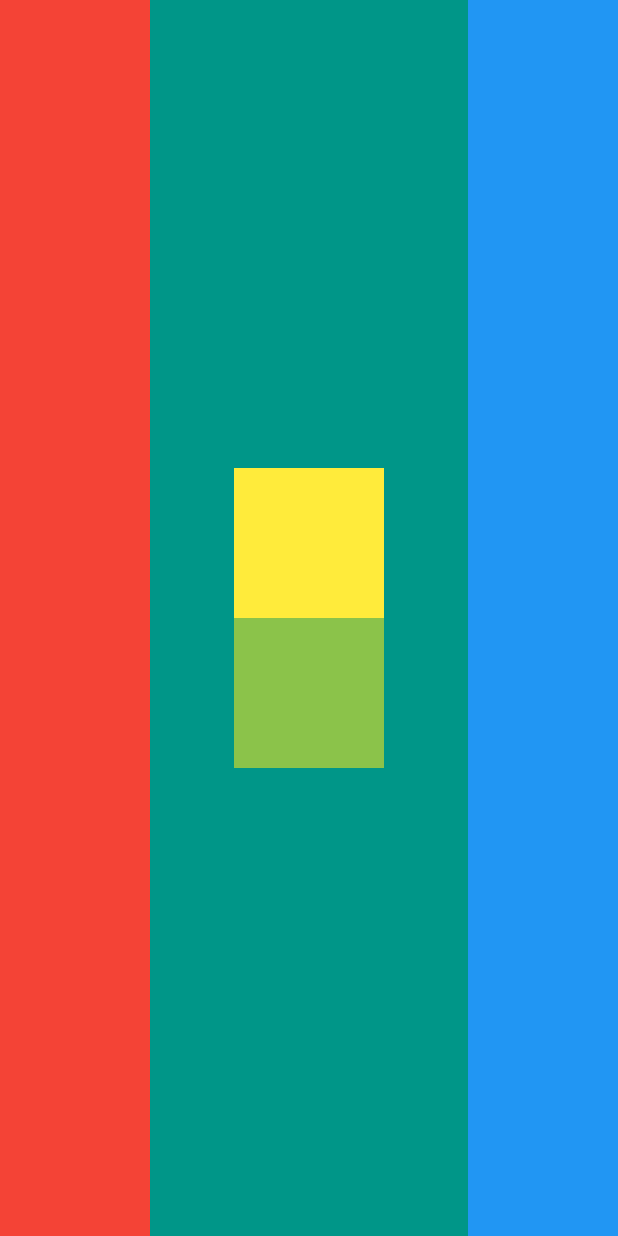
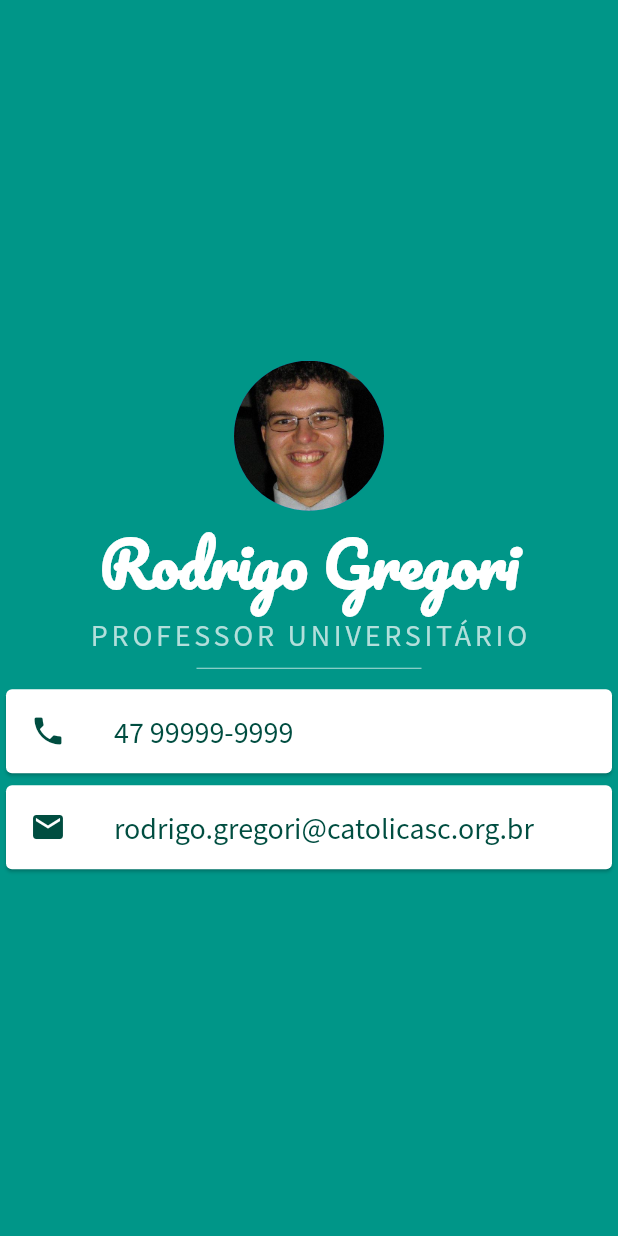
Before and after one commit to gregori/cartao_visita, a Flutter app: the screen it shows after launch, on a phone screen of 412 x 824 dp. Run offline on Flutter 3.47's test engine with Material 2 defaults, Android fonts, the phone set to English and light mode, and no system bars.

Commit message:
Cartão completo

```diff
--- a/lib/main.dart
+++ b/lib/main.dart
@@ -1,4 +1,3 @@
-
 import 'package:flutter/material.dart';
 
 void main() {
@@ -14,32 +13,68 @@ class BusinessCard extends StatelessWidget {
       home: Scaffold(
         backgroundColor: Colors.teal,
         body: SafeArea(
-          child: Row(
-            mainAxisAlignment: MainAxisAlignment.spaceBetween,  // espalhado na tela
+          child: Column(
+            mainAxisAlignment: MainAxisAlignment.center,
             children: [
-              Container(
-                color: Colors.red,
-                width: 100.0,
+              const CircleAvatar(
+                radius: 50.0,
+                backgroundImage: AssetImage('images/rodrigo.jpeg'),
               ),
-              Column(
-                mainAxisAlignment: MainAxisAlignment.center,
-                children: [
-                  Container(
-                    color: Colors.yellow,
-                    width: 100.0,
-                    height: 100.0,
+              const Text(
+                'Rodrigo Gregori',
+                style: TextStyle(
+                  fontSize: 40.0,
+                  color: Colors.white,
+                  fontWeight: FontWeight.bold,
+                  fontFamily: 'Pacifico',
+                ),
+              ),
+              Text(
+                'PROFESSOR UNIVERSITÁRIO',
+                style: TextStyle(
+                  color: Colors.teal[100],
+                  fontSize: 20.0,
+                  fontFamily: 'Source Sans Pro',
+                  letterSpacing: 2.5,
+                ),
+              ),
+              SizedBox(
+                height: 20.0,
+                width: 150.0,
+                child: Divider(
+                  color: Colors.teal[100],
+                ),
+              ),
+              Card(
+                child: ListTile(
+                  leading: Icon(
+                    Icons.phone,
+                    color: Colors.teal[900],
                   ),
-                  Container(
-                    color: Colors.lightGreen,
-                    width: 100.0,
-                    height: 100.0,
+                  title: Text(
+                    '47 99999-9999',
+                    style: TextStyle(
+                        fontSize: 20.0,
+                        color: Colors.teal[900],
+                        fontFamily: 'Source Sans Pro'),
                   ),
-                ],
+                ),
               ),
-              Container(
-                color: Colors.blue,
-                width: 100.0,
-              ),
+              Card(
+                child: ListTile(
+                  leading: Icon(
+                    Icons.email,
+                    color: Colors.teal[900],
+                  ),
+                  title: Text(
+                    'rodrigo.gregori@catolicasc.org.br',
+                    style: TextStyle(
+                        fontSize: 20.0,
+                        color: Colors.teal[900],
+                        fontFamily: 'Source Sans Pro'),
+                  ),
+                ),
+              )
             ],
           ),
         ),
```
Also changed, not shown: pubspec.yaml (+9 -63 lines), fonts/Pacifico-Regular.ttf (added), fonts/SourceSansPro-Regular.ttf (added), images/rodrigo.jpeg (added).
